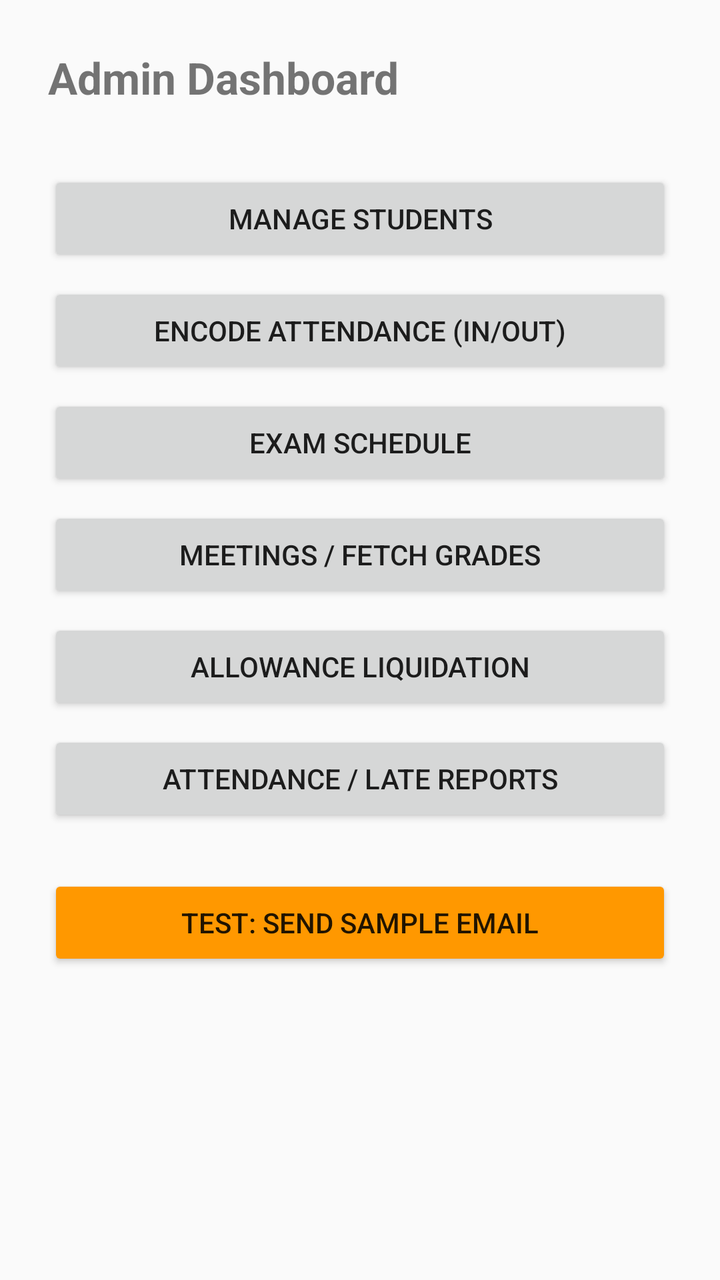
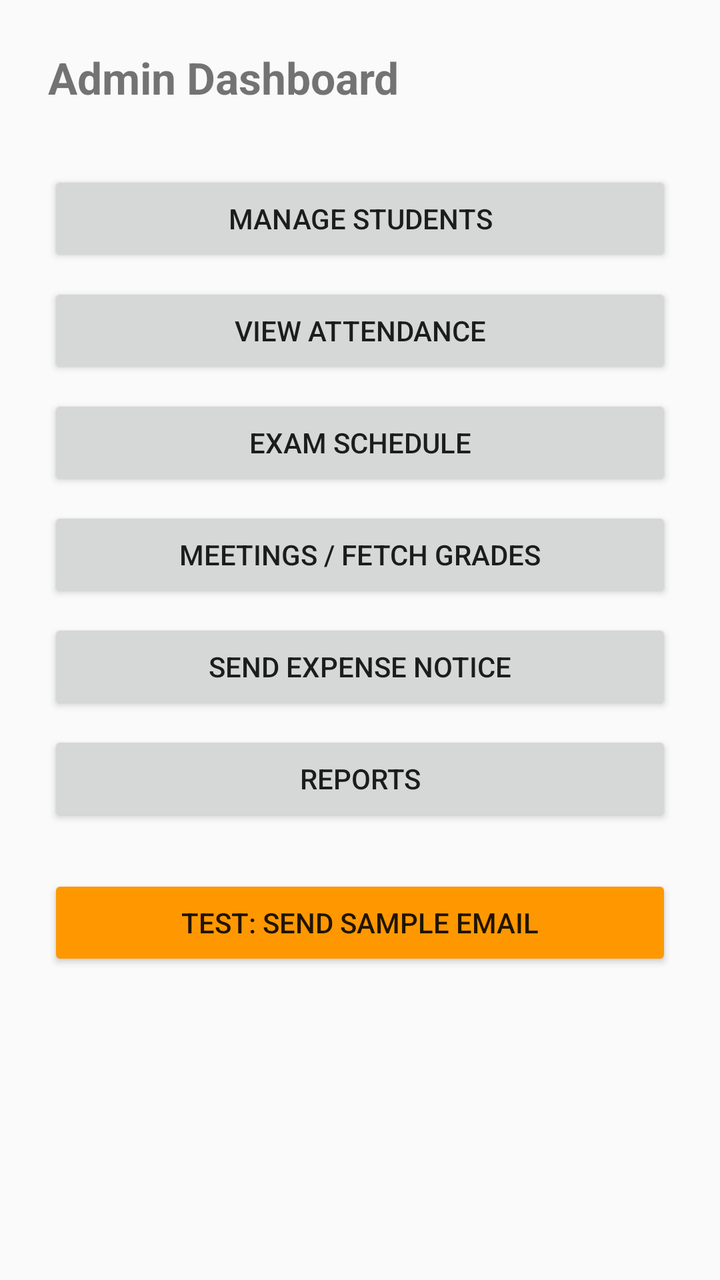

Two renders of the same Android screen: before a commit and after it. Below are the layout's source before the change and the commit's diff.
<!-- AndroidManifest.xml: application theme Theme.ParentingMonitoringApp -->
<!-- res/layout/activity_admin_dashboard.xml -->
<?xml version="1.0" encoding="utf-8"?>
<LinearLayout xmlns:android="http://schemas.android.com/apk/res/android"
    android:layout_width="match_parent"
    android:layout_height="match_parent"
    android:orientation="vertical"
    android:padding="24dp">

    <TextView
        android:layout_width="wrap_content"
        android:layout_height="wrap_content"
        android:text="Admin Dashboard"
        android:textSize="22sp"
        android:textStyle="bold"
        android:layout_marginBottom="24dp"/>

    <Button
        android:id="@+id/btnManageStudents"
        android:layout_width="match_parent"
        android:layout_height="wrap_content"
        android:text="Manage Students"
        android:layout_marginTop="8dp"/>

    <Button
        android:id="@+id/btnAttendance"
        android:layout_width="match_parent"
        android:layout_height="wrap_content"
        android:text="Encode Attendance (In/Out)"
        android:layout_marginTop="8dp"/>

    <Button
        android:id="@+id/btnExamSchedule"
        android:layout_width="match_parent"
        android:layout_height="wrap_content"
        android:text="Exam Schedule"
        android:layout_marginTop="8dp"/>

    <Button
        android:id="@+id/btnMeetings"
        android:layout_width="match_parent"
        android:layout_height="wrap_content"
        android:text="Meetings / Fetch Grades"
        android:layout_marginTop="8dp"/>

    <Button
        android:id="@+id/btnAllowance"
        android:layout_width="match_parent"
        android:layout_height="wrap_content"
        android:text="Allowance Liquidation"
        android:layout_marginTop="8dp"/>

    <Button
        android:id="@+id/btnReports"
        android:layout_width="match_parent"
        android:layout_height="wrap_content"
        android:text="Attendance / Late Reports"
        android:layout_marginTop="8dp"/>
    <Button
        android:id="@+id/btnTestEmail"
        android:layout_width="match_parent"
        android:layout_height="wrap_content"
        android:text="TEST: Send Sample Email"
        android:backgroundTint="#FF9800"
        android:layout_marginTop="24dp"/>
</LinearLayout>
<!-- resources referenced by this layout -->
<resources>
  <style name="Theme.ParentingMonitoringApp" parent="Theme.AppCompat.DayNight.NoActionBar">
          
      </style>
</resources>

<!-- the commit's change to res/layout/activity_admin_dashboard.xml (unified diff, before → after) -->
@@ -24,7 +24,7 @@
         android:id="@+id/btnAttendance"
         android:layout_width="match_parent"
         android:layout_height="wrap_content"
-        android:text="Encode Attendance (In/Out)"
+        android:text="View Attendance"
         android:layout_marginTop="8dp"/>
 
     <Button
@@ -45,14 +45,14 @@
         android:id="@+id/btnAllowance"
         android:layout_width="match_parent"
         android:layout_height="wrap_content"
-        android:text="Allowance Liquidation"
+        android:text="Send Expense Notice"
         android:layout_marginTop="8dp"/>
 
     <Button
         android:id="@+id/btnReports"
         android:layout_width="match_parent"
         android:layout_height="wrap_content"
-        android:text="Attendance / Late Reports"
+        android:text="Reports"
         android:layout_marginTop="8dp"/>
     <Button
         android:id="@+id/btnTestEmail"
